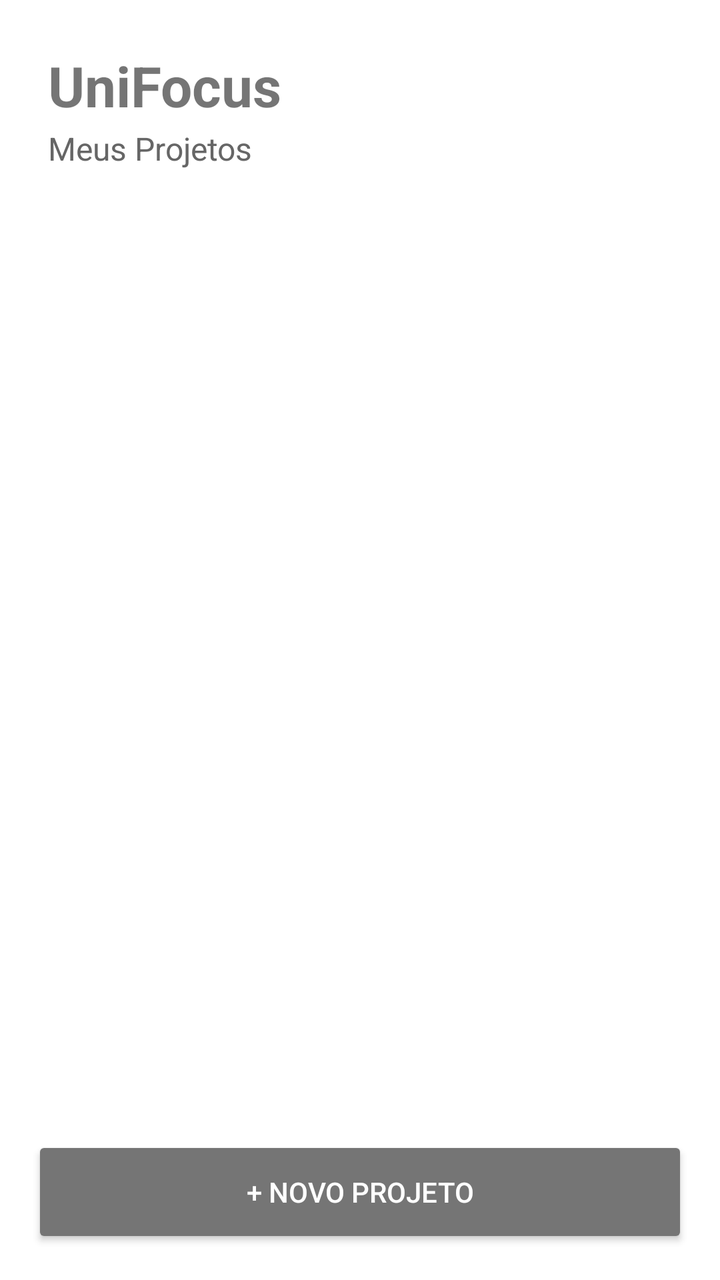
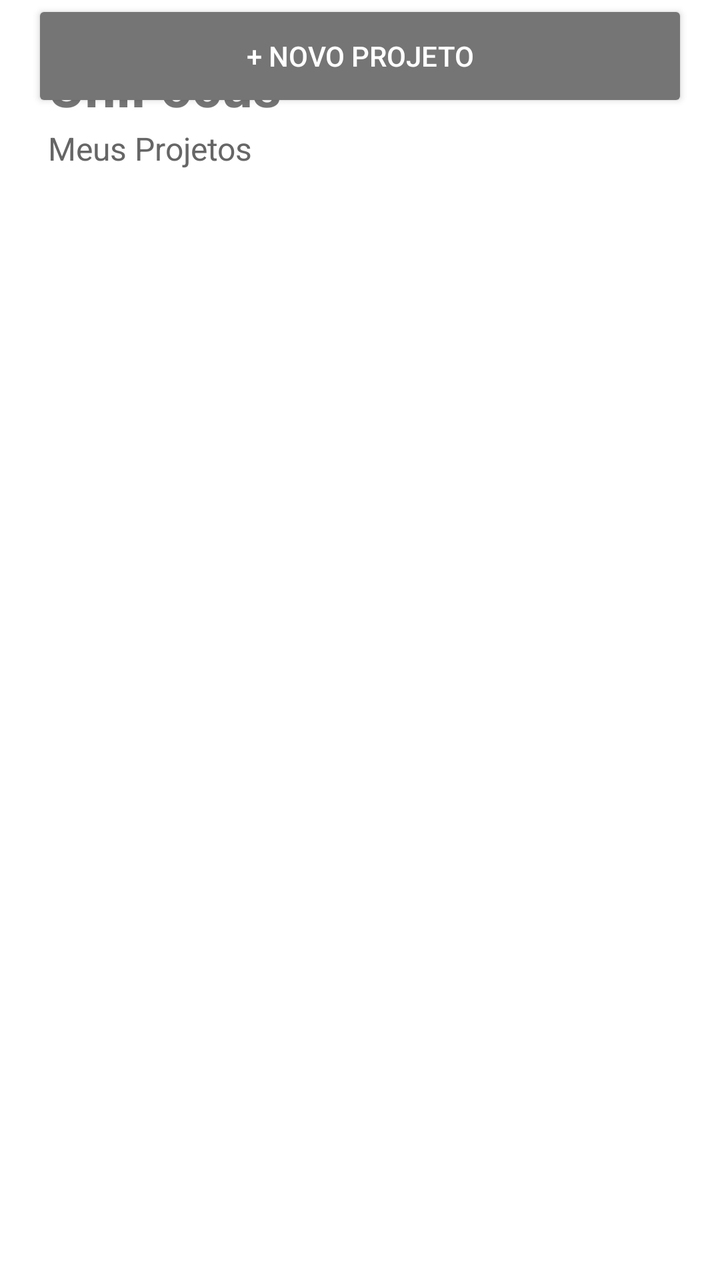

Two renders of the same Android screen: before a commit and after it. Below are the layout's source before the change and the commit's diff.
<!-- AndroidManifest.xml: activity theme Theme.GestaoDeProjetos -->
<!-- res/layout/activity_main.xml -->
<?xml version="1.0" encoding="utf-8"?>
<androidx.constraintlayout.widget.ConstraintLayout xmlns:android="http://schemas.android.com/apk/res/android"
    xmlns:app="http://schemas.android.com/apk/res-auto"
    xmlns:tools="http://schemas.android.com/tools"
    android:layout_width="match_parent"
    android:layout_height="match_parent"
    android:background="@color/white">

    <LinearLayout
        android:id="@+id/header"
        android:layout_width="0dp"
        android:layout_height="wrap_content"
        android:orientation="vertical"
        android:padding="24dp"
        app:layout_constraintTop_toTopOf="parent"
        app:layout_constraintStart_toStartOf="parent"
        app:layout_constraintEnd_toEndOf="parent">

        <TextView
            android:id="@+id/tvAppTitle"
            android:layout_width="wrap_content"
            android:layout_height="wrap_content"
            android:text="@string/unifocus"
            android:textSize="28sp"
            android:textStyle="bold" />

        <TextView
            android:id="@+id/tvScreenTitle"
            android:layout_width="wrap_content"
            android:layout_height="wrap_content"
            android:text="@string/meus_projetos"
            android:textSize="16sp"
            android:textColor="#666666"
            android:layout_marginTop="2dp" />
    </LinearLayout>

    <ScrollView
        android:layout_width="0dp"
        android:layout_height="0dp"
        app:layout_constraintTop_toBottomOf="@id/header"
        app:layout_constraintBottom_toTopOf="@id/btnNovoProjeto"
        app:layout_constraintStart_toStartOf="parent"
        app:layout_constraintEnd_toEndOf="parent">

        <LinearLayout
            android:id="@+id/containerProjetos"
            android:layout_width="match_parent"
            android:layout_height="wrap_content"
            android:orientation="vertical"
            android:padding="16dp" />
    </ScrollView>

    <Button
        android:id="@+id/btnNovoProjeto"
        android:layout_width="0dp"
        android:layout_height="56dp"
        android:layout_margin="16dp"
        android:text="@string/novo_projeto_plus"
        android:backgroundTint="#757575"
        android:textColor="#FFFFFF"
        app:layout_constraintBottom_toBottomOf="parent"
        app:layout_constraintStart_toStartOf="parent"
        app:layout_constraintEnd_toEndOf="parent" />

</androidx.constraintlayout.widget.ConstraintLayout>
<!-- resources referenced by this layout -->
<resources>
  <color name="white">#FFFFFFFF</color>
  <string name="meus_projetos">Meus Projetos</string>
  <string name="novo_projeto_plus">+ Novo Projeto</string>
  <string name="unifocus">UniFocus</string>
  <style name="Theme.GestaoDeProjetos" parent="Theme.MaterialComponents.Light.NoActionBar">
          <item name="colorPrimary">@color/grey_dark</item>
          <item name="colorPrimaryVariant">@color/black</item>
          <item name="colorOnPrimary">@color/white</item>
          <item name="colorSecondary">@color/grey_medium</item>
          <item name="colorOnSecondary">@color/black</item>
          <item name="android:statusBarColor">@color/white</item>
          <item name="android:windowLightStatusBar">true</item>
      </style>
  <color name="grey_dark">#757575</color>
  <color name="black">#FF000000</color>
  <color name="grey_medium">#BDBDBD</color>
</resources>

<!-- the commit's change to res/layout/activity_main.xml (unified diff, before → after) -->
@@ -8,13 +8,11 @@
 
     <LinearLayout
         android:id="@+id/header"
-        android:layout_width="0dp"
+        android:layout_width="match_parent"
         android:layout_height="wrap_content"
         android:orientation="vertical"
         android:padding="24dp"
-        app:layout_constraintTop_toTopOf="parent"
-        app:layout_constraintStart_toStartOf="parent"
-        app:layout_constraintEnd_toEndOf="parent">
+        app:layout_constraintTop_toTopOf="parent">
 
         <TextView
             android:id="@+id/tvAppTitle"
@@ -35,12 +33,10 @@
     </LinearLayout>
 
     <ScrollView
-        android:layout_width="0dp"
+        android:layout_width="match_parent"
         android:layout_height="0dp"
-        app:layout_constraintTop_toBottomOf="@id/header"
-        app:layout_constraintBottom_toTopOf="@id/btnNovoProjeto"
-        app:layout_constraintStart_toStartOf="parent"
-        app:layout_constraintEnd_toEndOf="parent">
+        app:layout_constraintBottom_toTopOf="@+id/btnNovoProjeto"
+        app:layout_constraintTop_toBottomOf="@id/header">
 
         <LinearLayout
             android:id="@+id/containerProjetos"
@@ -52,14 +48,11 @@
 
     <Button
         android:id="@+id/btnNovoProjeto"
-        android:layout_width="0dp"
+        android:layout_width="match_parent"
         android:layout_height="56dp"
         android:layout_margin="16dp"
         android:text="@string/novo_projeto_plus"
         android:backgroundTint="#757575"
-        android:textColor="#FFFFFF"
-        app:layout_constraintBottom_toBottomOf="parent"
-        app:layout_constraintStart_toStartOf="parent"
-        app:layout_constraintEnd_toEndOf="parent" />
+        android:textColor="#FFFFFF" />
 
 </androidx.constraintlayout.widget.ConstraintLayout>
